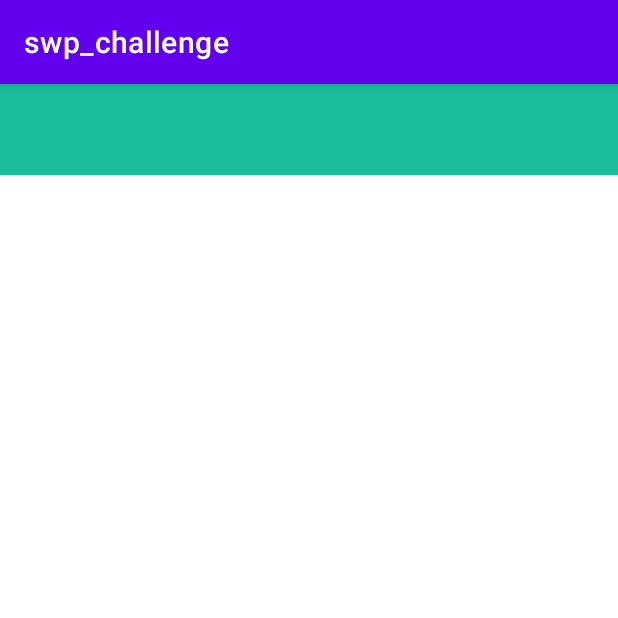
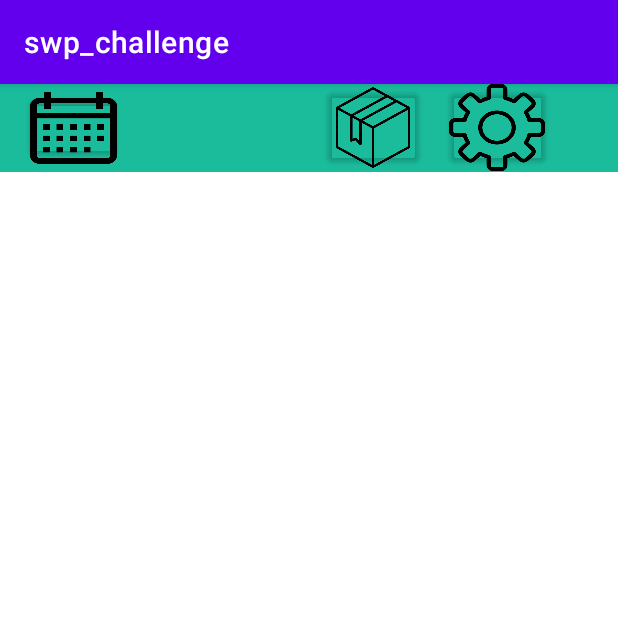
Before and after one commit to nugulhie/swp_plannerchallenge, an Android app: the BoxActivity screen opened directly, with no data from a screen before it, on a phone screen of 412 x 824 dp, the top half of it. Run offline under Robolectric (Android 15) with nearby library versions, the light colour scheme and no system bars.

Commit message:
layout 0328 edit / add intent move

```diff
--- /dev/null
+++ b/app/src/main/java/com/example/swp_challenge/UserAchivementControll.java
@@ -0,0 +1,6 @@
+package com.example.swp_challenge;
+
+public class UserAchivementControll {
+    int[] achive = new int[100];
+
+}
--- a/app/src/main/res/layout/activity_box.xml
+++ b/app/src/main/res/layout/activity_box.xml
@@ -17,37 +17,44 @@
         app:layout_constraintStart_toStartOf="parent"
         app:layout_constraintTop_toTopOf="parent">
 
-        <ImageView
+
+        <Button
             android:id="@+id/img_cal_main"
-            android:layout_width="20dp"
-            android:layout_height="50dp"
+            android:layout_width="58dp"
+            android:layout_height="wrap_content"
             android:layout_gravity="center_vertical"
             android:layout_marginStart="20dp"
             android:layout_marginLeft="20dp"
             android:layout_marginTop="5dp"
             android:layout_marginBottom="5dp"
-            android:layout_weight="5"
+            android:foreground="@drawable/calendar"
+            app:backgroundTint="#00FFFFFF"
             tools:srcCompat="@drawable/calendar" />
 
-        <ImageView
+        <Button
             android:id="@+id/img_box_main"
-            android:layout_width="16dp"
-            android:layout_height="50dp"
+            android:layout_width="61dp"
+            android:layout_height="58dp"
             android:layout_gravity="center_vertical"
-            android:layout_marginStart="120dp"
-            android:layout_marginLeft="120dp"
-            android:layout_weight="5"
+            android:layout_marginStart="140dp"
+            android:layout_marginLeft="140dp"
+            android:layout_marginEnd="20dp"
+            android:layout_marginRight="20dp"
+            android:foreground="@drawable/box"
+            app:backgroundTint="#00FFFFFF"
             tools:srcCompat="@drawable/box" />
 
-        <ImageView
+        <Button
             android:id="@+id/img_setting_main"
-            android:layout_width="1dp"
-            android:layout_height="48dp"
+            android:layout_width="64dp"
+            android:layout_height="58dp"
             android:layout_gravity="center_vertical"
             android:layout_marginEnd="20dp"
             android:layout_marginRight="20dp"
-            android:layout_weight="5"
+            android:foreground="@drawable/settings"
+            app:backgroundTint="#00FFFFFF"
             tools:srcCompat="@drawable/settings" />
+
 
     </LinearLayout>
 
```
Also changed, not shown: app/src/main/java/com/example/swp_challenge/MainActivity.java (+50 -0 lines), app/src/main/res/layout/activity_achivement.xml (+20 -14 lines), app/src/main/res/layout/activity_calendar.xml (+20 -14 lines), app/src/main/res/layout/activity_challhistory.xml (+21 -14 lines), app/src/main/res/layout/activity_main.xml (+39 -30 lines), app/src/main/res/drawable/next_icon.svg (deleted), app/src/main/res/drawable/previous_icon.svg (deleted).
